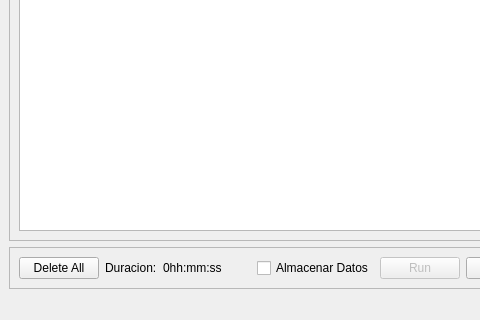
agusgtt/gui_carga_dc, file mainwindow.ui: the form before one commit; both pictures show x 0 to 480 and y 280 to 600 of the 565 by 600 pixel window.
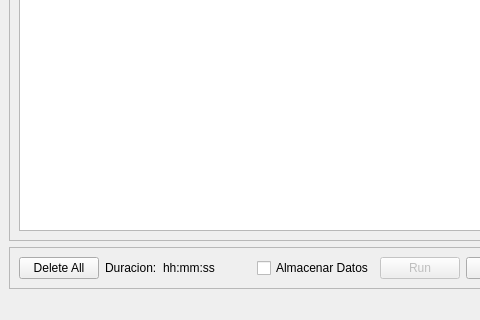
The form after the commit. Icons and pictures are not drawn.

```diff
--- a/mainwindow.ui
+++ b/mainwindow.ui
@@ -340,7 +340,7 @@
        <item>
         <widget class="QLabel" name="label_7">
          <property name="text">
-          <string>0hh:mm:ss</string>
+          <string>hh:mm:ss</string>
          </property>
         </widget>
        </item>
```
